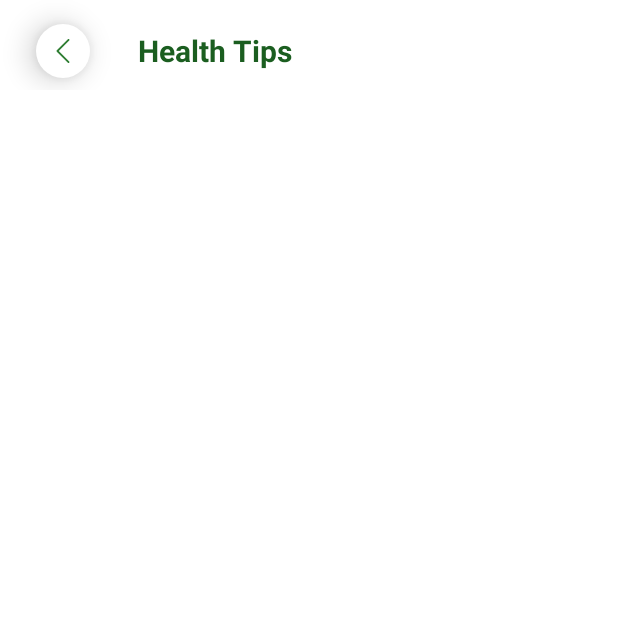
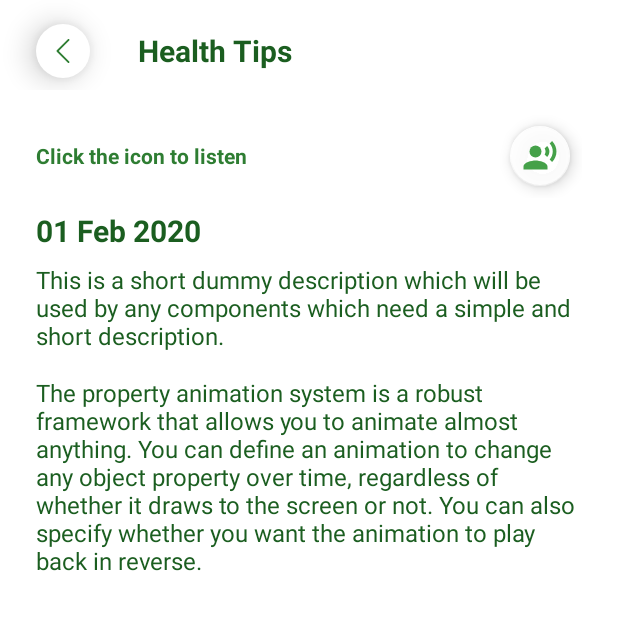
Before and after one commit to traversebd/calorie_hunter, an Android app: the HealthTipsDetailsActivity screen opened directly, with no data from a screen before it, on a phone screen of 412 x 824 dp, the top half of it. Run offline under Robolectric (Android 15) with nearby library versions, the phone set to English and light mode, and no system bars.

Commit message:
health tips item details ui and text to speech part 1

```diff
--- a/app/src/main/java/com/traversebd/calorie_hunter/activities/healthtips/HealthTipsDetailsActivity.java
+++ b/app/src/main/java/com/traversebd/calorie_hunter/activities/healthtips/HealthTipsDetailsActivity.java
@@ -1,16 +1,31 @@
 package com.traversebd.calorie_hunter.activities.healthtips;
 
 import androidx.appcompat.app.AppCompatActivity;
+import androidx.core.content.ContextCompat;
+import android.annotation.TargetApi;
 import android.content.Intent;
+import android.os.Build;
 import android.os.Bundle;
+import android.speech.tts.TextToSpeech;
+import android.view.View;
+import android.widget.ImageView;
+import android.widget.TextView;
+import android.widget.Toast;
 import com.traversebd.calorie_hunter.R;
+import java.util.HashMap;
+import java.util.Locale;
 
 public class HealthTipsDetailsActivity extends AppCompatActivity {
+
+    private ImageView listenIcon;
+    private TextView listenHint,collectionDate, description, shortDescription;
+    private TextToSpeech textToSpeech;
+    private boolean isTextToSpeechOn = false;
 
     @Override
     protected void onCreate(Bundle savedInstanceState) {
         super.onCreate(savedInstanceState);
-        setContentView(R.layout.activity_haelth_tips_details);
+        setContentView(R.layout.activity_health_tips_details);
 
         //region init and bind all UI operations
         init();
@@ -20,14 +35,88 @@ public class HealthTipsDetailsActivity extends AppCompatActivity {
 
     //region all init operation
     private void init() {
+        listenIcon = findViewById(R.id.listenIcon);
+        listenHint = findViewById(R.id.listenHint);
+        collectionDate = findViewById(R.id.CollectionDate);
+        shortDescription = findViewById(R.id.ShortDescription);
+        description = findViewById(R.id.Description);
     }
     //endregion
 
     //region perform all UI interactions
     private void bindUiWithComponents() {
+        //region back button
+        findViewById(R.id.BackButton).setOnClickListener(new View.OnClickListener() {
+            @Override
+            public void onClick(View v) {
+                startActivity(new Intent(HealthTipsDetailsActivity.this, HealthTipsListActivity.class));
+            }
+        });
+        //endregion
+
+        //region init text to speech
+        textToSpeech = new TextToSpeech(getApplicationContext(), new TextToSpeech.OnInitListener() {
+            @Override
+            public void onInit(int status) {
+                textToSpeech.setLanguage(Locale.US);
+                textToSpeech.setSpeechRate(0.7f);
+                textToSpeech.setPitch(1);
+            }
+        });
+        //endregion
+
+        //region listen icon click listener
+        listenIcon.setOnClickListener(new View.OnClickListener() {
+            @Override
+            public void onClick(View v) {
+                listenToHealthTips();
+            }
+        });
+        //endregion
     }
     //endregion
 
+    //region comma separated tips item
+    private void getCommaSeparatedItems(){
+
+    }
+    //endregion
+
+    //region start play or stop the playing voice
+    private void listenToHealthTips() {
+        if (isTextToSpeechOn) {
+            textToSpeech.stop();
+            listenIcon.setImageDrawable(ContextCompat.getDrawable(this,R.drawable.ic_record_voice_over));
+            isTextToSpeechOn = false;
+            Toast.makeText(getApplicationContext(), "Text to Speech Stopped", Toast.LENGTH_SHORT).show();
+        }
+        else {
+            String text = "Collection date is"+ collectionDate.getText().toString() + "Now you will hear short description "+shortDescription.getText().toString()+
+                    "Its time for long description "+description.getText().toString();
+            if (Build.VERSION.SDK_INT >= Build.VERSION_CODES.LOLLIPOP) {
+                ttsGreater21(text);
+            } else {
+                ttsUnder20(text);
+            }
+            listenIcon.setImageDrawable(ContextCompat.getDrawable(this,R.drawable.ic_record_voice_over));
+            isTextToSpeechOn = true;
+            Toast.makeText(getApplicationContext(), "Text to Speech Started", Toast.LENGTH_SHORT).show();
+        }
+    }
+    //endregion
+
+    @SuppressWarnings("deprecation")
+    private void ttsUnder20(String text) {
+        HashMap<String, String> map = new HashMap<>();
+        map.put(TextToSpeech.Engine.KEY_PARAM_UTTERANCE_ID, "MessageId");
+        textToSpeech.speak(text, TextToSpeech.QUEUE_FLUSH,map);
+    }
+
+    @TargetApi(Build.VERSION_CODES.LOLLIPOP)
+    private void ttsGreater21(String text) {
+        String utteranceId = this.hashCode() + "";
+        textToSpeech.speak(text, TextToSpeech.QUEUE_FLUSH, null, utteranceId);
+    }
 
     //region activity components
     @Override
--- /dev/null
+++ b/app/src/main/res/drawable/ic_record_voice_over.xml
@@ -0,0 +1,6 @@
+<vector android:alpha="0.99" android:height="24dp"
+    android:tint="#616161" android:viewportHeight="24.0"
+    android:viewportWidth="24.0" android:width="24dp" xmlns:android="http://schemas.android.com/apk/res/android">
+    <path android:fillColor="#FF000000" android:pathData="M9,9m-4,0a4,4 0,1 1,8 0a4,4 0,1 1,-8 0"/>
+    <path android:fillColor="#FF000000" android:pathData="M9,15c-2.67,0 -8,1.34 -8,4v2h16v-2c0,-2.66 -5.33,-4 -8,-4zM16.76,5.36l-1.68,1.69c0.84,1.18 0.84,2.71 0,3.89l1.68,1.69c2.02,-2.02 2.02,-5.07 0,-7.27zM20.07,2l-1.63,1.63c2.77,3.02 2.77,7.56 0,10.74L20.07,16c3.9,-3.89 3.91,-9.95 0,-14z"/>
+</vector>
--- /dev/null
+++ b/app/src/main/res/drawable/ic_stop.xml
@@ -0,0 +1,5 @@
+<vector android:alpha="0.99" android:height="24dp"
+    android:tint="#616161" android:viewportHeight="24.0"
+    android:viewportWidth="24.0" android:width="24dp" xmlns:android="http://schemas.android.com/apk/res/android">
+    <path android:fillColor="#FF000000" android:pathData="M6,6h12v12H6z"/>
+</vector>
--- a/app/src/main/res/layout/activity_calculate_calorie.xml
+++ b/app/src/main/res/layout/activity_calculate_calorie.xml
@@ -56,6 +56,7 @@
         android:layout_below="@id/app_bar"
         android:layout_width="match_parent"
         android:layout_height="match_parent"
+        android:layout_marginTop="8dp"
         android:fillViewport="true">
 
         <LinearLayout
@@ -68,6 +69,7 @@
                 android:layout_height="wrap_content"
                 android:layout_marginLeft="24dp"
                 android:layout_marginRight="24dp"
+                android:layout_marginTop="8dp"
                 android:paddingTop="4dp"
                 android:paddingBottom="4dp"
                 android:textColor="@color/md_green_800"
--- a/app/src/main/res/layout/activity_food_details.xml
+++ b/app/src/main/res/layout/activity_food_details.xml
@@ -56,6 +56,7 @@
         android:layout_below="@id/app_bar"
         android:layout_width="match_parent"
         android:layout_height="match_parent"
+        android:layout_marginTop="8dp"
         android:fillViewport="true">
 
         <LinearLayout
--- a/app/src/main/res/layout/activity_haelth_tips_details.xml
+++ /dev/null
@@ -1,72 +0,0 @@
-<?xml version="1.0" encoding="utf-8"?>
-<RelativeLayout xmlns:android="http://schemas.android.com/apk/res/android"
-    xmlns:app="http://schemas.android.com/apk/res-auto"
-    xmlns:tools="http://schemas.android.com/tools"
-    android:layout_width="match_parent"
-    android:layout_height="match_parent"
-    android:background="@color/md_white_1000"
-    tools:context=".activities.fooditems.FoodListActivity">
-
-    <LinearLayout
-        android:id="@+id/app_bar"
-        android:layout_width="match_parent"
-        android:layout_height="wrap_content"
-        android:elevation="1dp"
-        android:orientation="horizontal">
-
-        <LinearLayout
-            android:layout_width="36dp"
-            android:layout_height="36dp"
-            android:layout_marginLeft="24dp"
-            android:layout_marginTop="16dp"
-            android:layout_marginBottom="8dp"
-            android:elevation="8dp"
-            android:orientation="vertical"
-            android:background="@drawable/a_roundbg"
-            android:translationZ="4dp">
-
-            <ImageView
-                android:id="@+id/BackButton"
-                android:layout_width="32dp"
-                android:layout_height="32dp"
-                android:layout_gravity="center"
-                android:src="@drawable/ic_left_arrow"
-                android:padding="8dp" />
-
-        </LinearLayout>
-
-        <TextView
-            android:id="@+id/toolbarTitle"
-            android:layout_width="0dp"
-            android:layout_height="wrap_content"
-            android:layout_weight="1"
-            android:text="@string/health_tips"
-            android:layout_marginLeft="32dp"
-            android:layout_marginRight="32dp"
-            android:layout_marginTop="4dp"
-            android:layout_gravity="center"
-            android:textSize="20sp"
-            android:textStyle="bold"
-            android:textColor="@color/md_green_900"/>
-
-    </LinearLayout>
-
-    <androidx.core.widget.NestedScrollView
-        android:id="@+id/scrollView"
-        android:layout_below="@id/app_bar"
-        android:layout_width="match_parent"
-        android:layout_height="match_parent"
-        android:fillViewport="true">
-
-        <LinearLayout
-            android:layout_width="match_parent"
-            android:layout_height="match_parent"
-            android:orientation="vertical">
-
-
-
-        </LinearLayout>
-
-    </androidx.core.widget.NestedScrollView>
-
-</RelativeLayout>
--- /dev/null
+++ b/app/src/main/res/layout/activity_health_tips_details.xml
@@ -0,0 +1,158 @@
+<?xml version="1.0" encoding="utf-8"?>
+<RelativeLayout xmlns:android="http://schemas.android.com/apk/res/android"
+    xmlns:app="http://schemas.android.com/apk/res-auto"
+    xmlns:tools="http://schemas.android.com/tools"
+    android:layout_width="match_parent"
+    android:layout_height="match_parent"
+    android:background="@color/md_white_1000"
+    tools:context=".activities.fooditems.FoodListActivity">
+
+    <LinearLayout
+        android:id="@+id/app_bar"
+        android:layout_width="match_parent"
+        android:layout_height="wrap_content"
+        android:elevation="1dp"
+        android:orientation="horizontal">
+
+        <LinearLayout
+            android:layout_width="36dp"
+            android:layout_height="36dp"
+            android:layout_marginLeft="24dp"
+            android:layout_marginTop="16dp"
+            android:layout_marginBottom="8dp"
+            android:elevation="8dp"
+            android:orientation="vertical"
+            android:background="@drawable/a_roundbg"
+            android:translationZ="4dp">
+
+            <ImageView
+                android:id="@+id/BackButton"
+                android:layout_width="32dp"
+                android:layout_height="32dp"
+                android:layout_gravity="center"
+                android:src="@drawable/ic_left_arrow"
+                android:padding="8dp" />
+
+        </LinearLayout>
+
+        <TextView
+            android:id="@+id/toolbarTitle"
+            android:layout_width="0dp"
+            android:layout_height="wrap_content"
+            android:layout_weight="1"
+            android:text="@string/health_tips"
+            android:layout_marginLeft="32dp"
+            android:layout_marginRight="32dp"
+            android:layout_marginTop="4dp"
+            android:layout_gravity="center"
+            android:textSize="20sp"
+            android:textStyle="bold"
+            android:textColor="@color/md_green_900"/>
+
+    </LinearLayout>
+
+    <androidx.core.widget.NestedScrollView
+        android:id="@+id/scrollView"
+        android:layout_below="@id/app_bar"
+        android:layout_width="match_parent"
+        android:layout_height="match_parent"
+        android:layout_marginTop="8dp"
+        android:fillViewport="true">
+
+        <LinearLayout
+            android:layout_width="match_parent"
+            android:layout_height="match_parent"
+            android:orientation="vertical">
+
+            <RelativeLayout
+                android:layout_width="match_parent"
+                android:layout_height="wrap_content"
+                android:layout_marginLeft="24dp"
+                android:layout_marginRight="24dp"
+                android:layout_marginTop="8dp">
+
+                <TextView
+                    android:id="@+id/listenHint"
+                    android:layout_width="wrap_content"
+                    android:layout_height="wrap_content"
+                    android:text="@string/icon_click_listen"
+                    android:textColor="@color/md_green_800"
+                    android:textStyle="bold"
+                    android:layout_centerVertical="true"
+                    android:visibility="visible"
+                    android:paddingTop="4dp"
+                    android:paddingBottom="4dp"
+                    android:paddingRight="4dp"
+                    android:textSize="14sp"/>
+
+                <com.google.android.material.floatingactionbutton.FloatingActionButton
+                    android:id="@+id/listenIcon"
+                    android:clickable="true"
+                    android:layout_width="wrap_content"
+                    android:layout_height="wrap_content"
+                    android:layout_alignParentRight="true"
+                    android:layout_margin="8dp"
+                    android:tint="@color/md_green_600"
+                    android:src="@drawable/ic_record_voice_over"
+                    app:backgroundTint="@color/white_transparent"
+                    app:fabSize="mini" />
+
+            </RelativeLayout>
+
+            <TextView
+                android:id="@+id/CollectionDate"
+                android:layout_width="match_parent"
+                android:layout_height="wrap_content"
+                android:text="@string/date_hint"
+                android:textColor="@color/md_green_900"
+                android:textSize="20sp"
+                android:textStyle="bold"
+                android:layout_marginTop="8dp"
+                android:layout_marginLeft="24dp"
+                android:layout_marginRight="24dp"/>
+
+            <TextView
+                android:id="@+id/ShortDescription"
+                android:layout_width="match_parent"
+                android:layout_height="wrap_content"
+                android:text="@string/short_dummy_description"
+                android:textColor="@color/md_green_900"
+                android:textSize="16sp"
+                android:layout_marginTop="8dp"
+                android:layout_marginLeft="24dp"
+                android:layout_marginRight="24dp"/>
+
+            <TextView
+                android:id="@+id/Description"
+                android:layout_width="match_parent"
+                android:layout_height="wrap_content"
+                android:text="@string/long_description"
+                android:textColor="@color/md_green_900"
+                android:textSize="16sp"
+                android:layout_marginTop="16dp"
+                android:layout_marginLeft="24dp"
+                android:layout_marginRight="24dp"/>
+
+            <LinearLayout
+                android:layout_width="match_parent"
+                android:layout_height="wrap_content"
+                android:layout_marginLeft="20dp"
+                android:layout_marginRight="20dp"
+                android:layout_marginTop="16dp"
+                android:orientation="vertical">
+
+                <androidx.recyclerview.widget.RecyclerView
+                    android:id="@+id/allFoodRecycler"
+                    android:layout_width="match_parent"
+                    android:layout_height="match_parent"
+                    tools:listitem="@layout/adapter_recycler_all_food_list"
+                    app:spanCount="1"
+                    android:orientation="vertical"/>
+
+            </LinearLayout>
+
+        </LinearLayout>
+
+    </androidx.core.widget.NestedScrollView>
+
+</RelativeLayout>
--- a/app/src/main/res/layout/activity_new_meal_plan.xml
+++ b/app/src/main/res/layout/activity_new_meal_plan.xml
@@ -56,6 +56,7 @@
         android:layout_below="@id/app_bar"
         android:layout_width="match_parent"
         android:layout_height="match_parent"
+        android:layout_marginTop="8dp"
         android:fillViewport="true">
 
         <LinearLayout
--- a/app/src/main/res/layout/activity_nutrition_tips_details.xml
+++ b/app/src/main/res/layout/activity_nutrition_tips_details.xml
@@ -56,6 +56,7 @@
         android:layout_below="@id/app_bar"
         android:layout_width="match_parent"
         android:layout_height="match_parent"
+        android:layout_marginTop="8dp"
         android:fillViewport="true">
 
         <LinearLayout
--- a/app/src/main/res/values/strings.xml
+++ b/app/src/main/res/values/strings.xml
@@ -33,7 +33,7 @@
     <string name="coffee">Coffee</string>
     <string name="biryani">Biryani</string>
     <string name="description">Description</string>
-    <string name="short_dummy_description">Biryani is full of ingrediants which attracts its good lover.</string>
+    <string name="short_dummy_description">This is a short dummy description which will be used by any components which need a simple and short description.</string>
     <string name="calorie_sample_hint">420</string>
     <string name="kcal">Kcal</string>
     <string name="zero">0</string>
@@ -99,4 +99,8 @@
     <string name="read_more">Read More</string>
     <string name="slash">/</string>
     <string name="all_items">All Items</string>
+    <string name="long_description">The property animation system is a robust framework that allows you to animate almost anything.
+        You can define an animation to change any object property over time, regardless of whether it draws to the screen or not.
+        You can also specify whether you want the animation to play back in reverse.</string>
+    <string name="icon_click_listen">Click the icon to listen</string>
 </resources>
```
